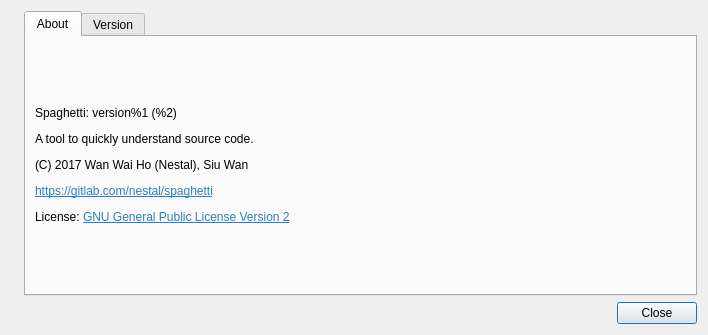
Before: the Qt Designer form gui/AboutBox.ui in nestal/spaghetti, drawn with Qt 5.
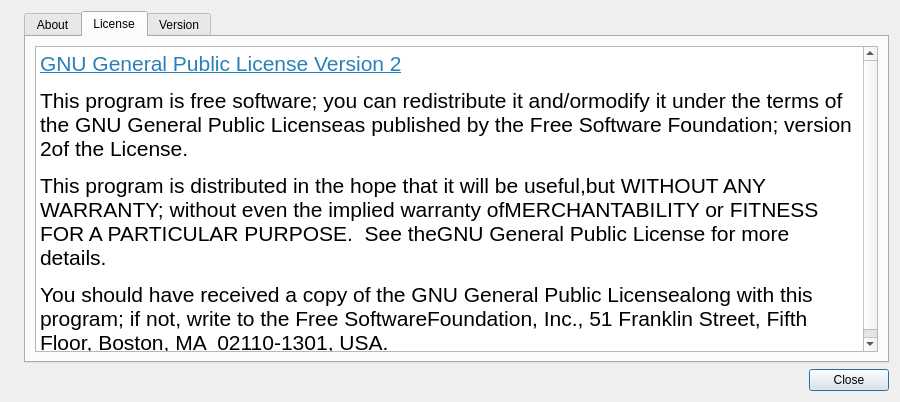
After: the same form once the commit is applied. The open tabs and pages were chosen to show the change. Icons and pictures are not drawn.

Commit message: updated about box to include GPLv2 license text

What changed in the file:
```diff
--- a/gui/AboutBox.ui
+++ b/gui/AboutBox.ui
@@ -6,8 +6,8 @@
    <rect>
     <x>0</x>
     <y>0</y>
-    <width>708</width>
-    <height>335</height>
+    <width>900</width>
+    <height>402</height>
    </rect>
   </property>
   <property name="windowTitle">
@@ -37,10 +37,40 @@
        <item>
         <widget class="QLabel" name="m_about">
          <property name="text">
-          <string>&lt;html&gt;&lt;head/&gt;&lt;body&gt;&lt;p&gt;Spaghetti: version%1 (%2)&lt;/p&gt;&lt;p&gt;A tool to quickly understand source code.&lt;/p&gt;&lt;p&gt;(C) 2017 Wan Wai Ho (Nestal), Siu Wan&lt;/p&gt;&lt;p&gt;&lt;a href=&quot;https://gitlab.com/nestal/spaghetti&quot;&gt;&lt;span style=&quot; text-decoration: underline; color:#2980b9;&quot;&gt;https://gitlab.com/nestal/spaghetti&lt;/span&gt;&lt;/a&gt;&lt;/p&gt;&lt;p&gt;License: &lt;a href=&quot;https://www.gnu.org/licenses/gpl-2.0.html&quot;&gt;&lt;span style=&quot; text-decoration: underline; color:#2980b9;&quot;&gt;GNU General Public License Version 2&lt;/span&gt;&lt;/a&gt;&lt;/p&gt;&lt;/body&gt;&lt;/html&gt;</string>
+          <string>&lt;html&gt;&lt;head/&gt;&lt;body&gt;&lt;p&gt;Spaghetti: version %1 (%2)&lt;/p&gt;&lt;p&gt;A tool to quickly understand spaghetti source code.&lt;/p&gt;&lt;p&gt;(C) 2017 Wan Wai Ho (Nestal), Siu Wan&lt;/p&gt;&lt;p&gt;If you have comments, find a bug or want to request a feature, please visit the project homepage: &lt;a href=&quot;https://gitlab.com/nestal/spaghetti&quot;&gt;&lt;span style=&quot; text-decoration: underline; color:#2980b9;&quot;&gt;https://gitlab.com/nestal/spaghetti&lt;/span&gt;&lt;/a&gt;&lt;/p&gt;&lt;p&gt;Licensed under &lt;a href=&quot;https://www.gnu.org/licenses/gpl-2.0.html&quot;&gt;&lt;span style=&quot; text-decoration: underline; color:#2980b9;&quot;&gt;GNU General Public License Version 2&lt;/span&gt;&lt;/a&gt;&lt;/p&gt;&lt;/body&gt;&lt;/html&gt;</string>
          </property>
          <property name="textFormat">
           <enum>Qt::RichText</enum>
+         </property>
+         <property name="wordWrap">
+          <bool>true</bool>
+         </property>
+        </widget>
+       </item>
+      </layout>
+     </widget>
+     <widget class="QWidget" name="tab_3">
+      <attribute name="title">
+       <string>License</string>
+      </attribute>
+      <layout class="QHBoxLayout" name="horizontalLayout">
+       <item>
+        <widget class="QTextEdit" name="textEdit">
+         <property name="documentTitle">
+          <string>License</string>
+         </property>
+         <property name="readOnly">
+          <bool>true</bool>
+         </property>
+         <property name="html">
+          <string>&lt;!DOCTYPE HTML PUBLIC &quot;-//W3C//DTD HTML 4.0//EN&quot; &quot;http://www.w3.org/TR/REC-html40/strict.dtd&quot;&gt;
+&lt;html&gt;&lt;head&gt;&lt;meta name=&quot;qrichtext&quot; content=&quot;1&quot; /&gt;&lt;title&gt;License&lt;/title&gt;&lt;style type=&quot;text/css&quot;&gt;
+p, li { white-space: pre-wrap; }
+&lt;/style&gt;&lt;/head&gt;&lt;body style=&quot; font-family:'Noto Sans'; font-size:16pt; font-weight:400; font-style:normal;&quot;&gt;
+&lt;p style=&quot; margin-top:0px; margin-bottom:0px; margin-left:0px; margin-right:0px; -qt-block-indent:0; text-indent:0px;&quot;&gt;&lt;a href=&quot;https://www.gnu.org/licenses/gpl-2.0.html&quot;&gt;&lt;span style=&quot; text-decoration: underline; color:#2980b9;&quot;&gt;GNU General Public License Version 2&lt;/span&gt;&lt;/a&gt;&lt;/p&gt;
+&lt;p style=&quot; margin-top:12px; margin-bottom:12px; margin-left:0px; margin-right:0px; -qt-block-indent:0; text-indent:0px;&quot;&gt;This program is free software; you can redistribute it and/ormodify it under the terms of the GNU General Public Licenseas published by the Free Software Foundation; version 2of the License.&lt;/p&gt;
+&lt;p style=&quot; margin-top:12px; margin-bottom:12px; margin-left:0px; margin-right:0px; -qt-block-indent:0; text-indent:0px;&quot;&gt;This program is distributed in the hope that it will be useful,but WITHOUT ANY WARRANTY; without even the implied warranty ofMERCHANTABILITY or FITNESS FOR A PARTICULAR PURPOSE.  See theGNU General Public License for more details.&lt;/p&gt;
+&lt;p style=&quot; margin-top:12px; margin-bottom:12px; margin-left:0px; margin-right:0px; -qt-block-indent:0; text-indent:0px;&quot;&gt;You should have received a copy of the GNU General Public Licensealong with this program; if not, write to the Free SoftwareFoundation, Inc., 51 Franklin Street, Fifth Floor, Boston, MA  02110-1301, USA.&lt;/p&gt;&lt;/body&gt;&lt;/html&gt;</string>
          </property>
         </widget>
        </item>
```
